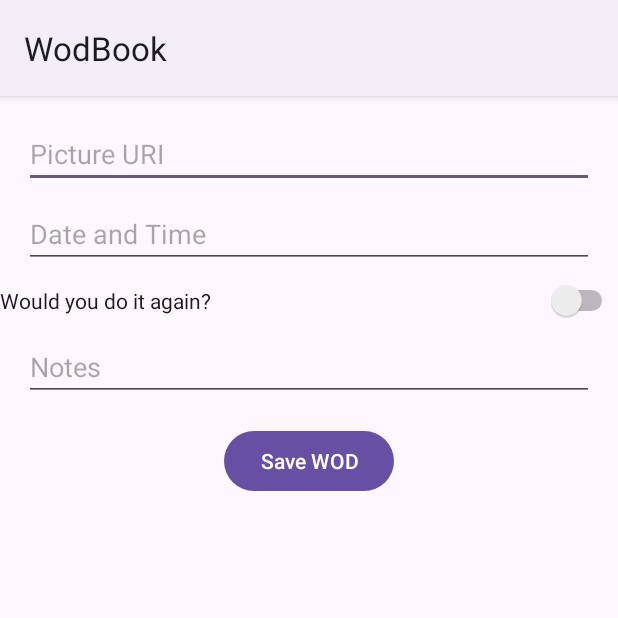
After one commit to Makcime/WodBook, an Android app built with Jetpack Compose: the AddWodActivity screen opened directly, with no data from a screen before it, on a phone screen of 412 x 824 dp, the top half of it. The commit adds this screen. Run offline under Robolectric (Android 15) with nearby library versions, the phone set to English and light mode, and no system bars; our stand-ins replace Room's generated code; 6 statements that could not run were skipped.

Commit message:
[wip] building data layer and add layout for wod views

```diff
--- a/app/src/main/AndroidManifest.xml
+++ b/app/src/main/AndroidManifest.xml
@@ -15,6 +15,9 @@
         android:supportsRtl="true"
         android:theme="@style/Theme.Material3.Light"
         tools:targetApi="31">
+        <activity
+            android:name=".AddWodActivity"
+            android:exported="false" />
         <activity
             android:name=".RegisterActivity"
             android:exported="false"
--- /dev/null
+++ b/app/src/main/java/com/example/wodbook/AddWodActivity.kt
@@ -0,0 +1,70 @@
+package com.example.wodbook
+
+import androidx.appcompat.app.AppCompatActivity
+import android.os.Bundle
+import androidx.lifecycle.lifecycleScope
+import com.example.wodbook.data.WOD
+import com.example.wodbook.data.WodDatabase
+import com.example.wodbook.data.WodRepository
+import kotlinx.coroutines.launch
+import java.util.Date
+
+class AddWodActivity : AppCompatActivity() {
+
+    private lateinit var editTextPictureUri: EditText
+    private lateinit var editTextDateTime: EditText
+    private lateinit var switchDoItAgain: Switch
+    private lateinit var editTextNotes: EditText
+    private lateinit var buttonSaveWod: Button
+    private lateinit var wodRepository: WodRepository
+
+    override fun onCreate(savedInstanceState: Bundle?) {
+        super.onCreate(savedInstanceState)
+        setContentView(R.layout.activity_add_wod)
+
+        // Initialize UI components
+        editTextPictureUri = findViewById(R.id.editTextPictureUri)
+        editTextDateTime = findViewById(R.id.editTextDateTime)
+        switchDoItAgain = findViewById(R.id.switchDoItAgain)
+        editTextNotes = findViewById(R.id.editTextNotes)
+        buttonSaveWod = findViewById(R.id.buttonSaveWod)
+
+        // Initialize the repository (Assuming wodDao is available)
+        val wodDao = WodDatabase.getDatabase(applicationContext).wodDao()
+        wodRepository = WodRepository(wodDao)
+
+        buttonSaveWod.setOnClickListener {
+            saveWod()
+        }
+    }
+
+    private fun saveWod() {
+        val pictureUri = editTextPictureUri.text.toString()
+        val dateTime = parseDateTime(editTextDateTime.text.toString()) // Implement this method
+        val doItAgain = switchDoItAgain.isChecked
+        val notes = editTextNotes.text.toString()
+
+        // Validate inputs (optional but recommended)
+
+        // Create a new WOD object
+        val newWod = WOD(
+            firebaseUid = "user_firebase_uid", // Replace with actual Firebase UID
+            picture = pictureUri,
+            dateTime = dateTime,
+            doItAgain = doItAgain,
+            notes = notes
+        )
+
+        // Save the WOD using the repository
+        lifecycleScope.launch {
+            wodRepository.insertWod(newWod)
+            finish() // Close the activity after saving
+        }
+    }
+
+    private fun parseDateTime(dateTimeString: String): Date {
+        // Implement date-time parsing logic
+        // Placeholder implementation, replace with actual parsing logic
+        return Date()
+    }
+}
--- a/app/src/main/java/com/example/wodbook/data/Wod.kt
+++ b/app/src/main/java/com/example/wodbook/data/Wod.kt
@@ -11,5 +11,5 @@ data class WOD(
     val picture: String, // File path or URI for the picture, instead of Bitmap
     val dateTime: Date,
     val doItAgain: Boolean,
-    val notes: String
+    val notes: String?
 )
--- a/app/src/main/java/com/example/wodbook/data/dao/WodDao.kt
+++ b/app/src/main/java/com/example/wodbook/data/dao/WodDao.kt
@@ -16,7 +16,7 @@ interface WodDao {
     suspend fun upsert(wod: WOD)
 
     @Query("UPDATE wod SET doItAgain = :doItAgain WHERE id = :wodId")
-    suspend fun updateDoItAgain(wodId: String, doItAgain: Boolean)
+    suspend fun updateDoItAgain(wodId: Int, doItAgain: Boolean)
 
     @Query("DELETE FROM wod WHERE id = :id")
     suspend fun deleteWod(id: Int)
--- /dev/null
+++ b/app/src/main/res/layout/activity_add_wod.xml
@@ -0,0 +1,71 @@
+<?xml version="1.0" encoding="utf-8"?>
+<androidx.constraintlayout.widget.ConstraintLayout xmlns:android="http://schemas.android.com/apk/res/android"
+    xmlns:app="http://schemas.android.com/apk/res-auto"
+    xmlns:tools="http://schemas.android.com/tools"
+    android:layout_width="match_parent"
+    android:layout_height="match_parent"
+    tools:context=".AddWodActivity">
+
+    <EditText
+        android:id="@+id/editTextPictureUri"
+        android:layout_width="0dp"
+        android:layout_height="wrap_content"
+        android:hint="Picture URI"
+        app:layout_constraintTop_toTopOf="parent"
+        app:layout_constraintLeft_toLeftOf="parent"
+        app:layout_constraintRight_toRightOf="parent"
+        app:layout_constraintHorizontal_bias="0.5"
+        android:layout_marginTop="16dp"
+        android:layout_marginStart="16dp"
+        android:layout_marginEnd="16dp"/>
+
+    <EditText
+        android:id="@+id/editTextDateTime"
+        android:layout_width="0dp"
+        android:layout_height="wrap_content"
+        android:hint="Date and Time"
+        app:layout_constraintTop_toBottomOf="@id/editTextPictureUri"
+        app:layout_constraintLeft_toLeftOf="parent"
+        app:layout_constraintRight_toRightOf="parent"
+        app:layout_constraintHorizontal_bias="0.5"
+        android:layout_marginTop="8dp"
+        android:layout_marginStart="16dp"
+        android:layout_marginEnd="16dp"/>
+
+    <Switch
+        android:id="@+id/switchDoItAgain"
+        android:layout_width="0dp"
+        android:layout_height="wrap_content"
+        android:text="@string/would_you_do_it_again"
+        app:layout_constraintTop_toBottomOf="@id/editTextDateTime"
+        app:layout_constraintLeft_toLeftOf="parent"
+        app:layout_constraintRight_toRightOf="parent"
+        app:layout_constraintHorizontal_bias="0.5"
+        android:layout_marginTop="8dp"
+        tools:ignore="UseSwitchCompatOrMaterialXml" />
+
+    <EditText
+        android:id="@+id/editTextNotes"
+        android:layout_width="0dp"
+        android:layout_height="wrap_content"
+        android:hint="Notes"
+        app:layout_constraintTop_toBottomOf="@id/switchDoItAgain"
+        app:layout_constraintLeft_toLeftOf="parent"
+        app:layout_constraintRight_toRightOf="parent"
+        app:layout_constraintHorizontal_bias="0.5"
+        android:layout_marginTop="8dp"
+        android:layout_marginStart="16dp"
+        android:layout_marginEnd="16dp"/>
+
+    <Button
+        android:id="@+id/buttonSaveWod"
+        android:layout_width="wrap_content"
+        android:layout_height="wrap_content"
+        android:text="Save WOD"
+        app:layout_constraintTop_toBottomOf="@id/editTextNotes"
+        app:layout_constraintLeft_toLeftOf="parent"
+        app:layout_constraintRight_toRightOf="parent"
+        app:layout_constraintHorizontal_bias="0.5"
+        android:layout_marginTop="16dp"/>
+
+</androidx.constraintlayout.widget.ConstraintLayout>
--- a/app/src/main/res/layout/activity_main.xml
+++ b/app/src/main/res/layout/activity_main.xml
@@ -29,7 +29,7 @@
     <com.google.android.material.floatingactionbutton.FloatingActionButton
         android:id="@+id/fab_add_wod"
         android:layout_width="wrap_content"
-        android:layout_height="wrap_content"
+        android:layout_height="115dp"
         android:layout_margin="16dp"
         android:contentDescription="TODO"
         android:src="@drawable/ic_add" />
--- a/app/src/main/res/values/strings.xml
+++ b/app/src/main/res/values/strings.xml
@@ -8,4 +8,5 @@
     <string name="click_to_login">Click to login</string>
     <string name="click_to_register">Click to register</string>
     <string name="logout">Logout</string>
+    <string name="would_you_do_it_again">Would you do it again?</string>
 </resources>
```
Also changed, not shown: app/src/main/java/com/example/wodbook/data/WodRepository.kt (added, +43 -0 lines), app/src/main/java/com/example/wodbook/domain/WodAdapter.kt (+10 -5 lines), app/src/main/res/drawable/ic_add.xml (+8 -4 lines), app/src/main/res/layout/wod_item.xml (line endings or trailing spaces).
